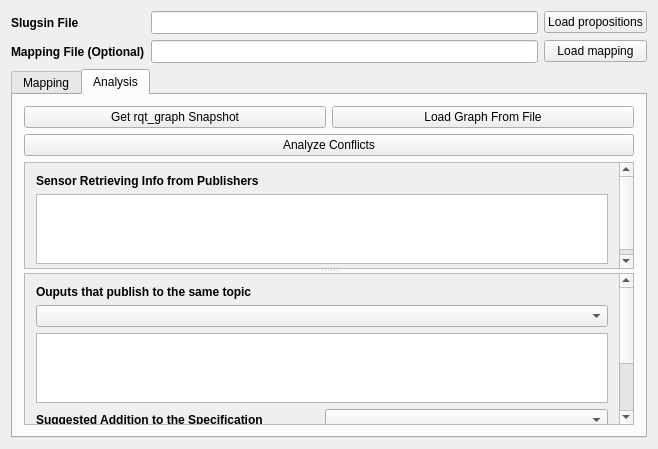
This is rqt_grounding_and_analysis/resource/MappingAndAnalysisPlugin.ui in VerifiableRobotics/LTL_stack as Qt 5 draws it before an edit. The edited form follows.
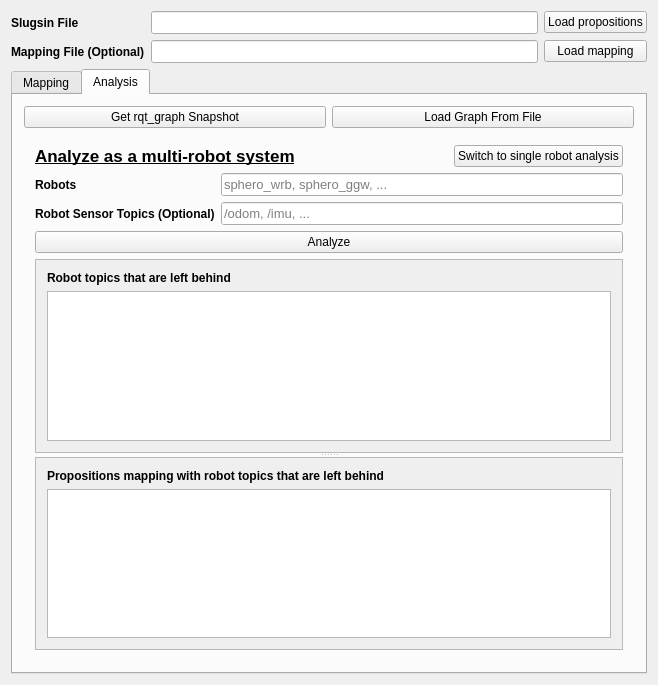
This is the edited form.

Commit message: add gui part for multirobot analysis

```diff
--- a/rqt_grounding_and_analysis/resource/MappingAndAnalysisPlugin.ui
+++ b/rqt_grounding_and_analysis/resource/MappingAndAnalysisPlugin.ui
@@ -7,7 +7,7 @@
     <x>0</x>
     <y>0</y>
     <width>658</width>
-    <height>449</height>
+    <height>685</height>
    </rect>
   </property>
   <property name="sizePolicy">
@@ -397,6 +397,39 @@
         </layout>
        </item>
        <item>
+        <widget class="QStackedWidget" name="stackedWidget_analysis">
+         <property name="currentIndex">
+          <number>1</number>
+         </property>
+         <widget class="QWidget" name="page_single">
+          <layout class="QVBoxLayout" name="verticalLayout_7">
+           <item>
+            <layout class="QHBoxLayout" name="horizontalLayout_4" stretch="3,1">
+             <item>
+              <widget class="QLabel" name="text_single_analysis">
+               <property name="font">
+                <font>
+                 <pointsize>13</pointsize>
+                 <weight>75</weight>
+                 <bold>true</bold>
+                 <underline>true</underline>
+                </font>
+               </property>
+               <property name="text">
+                <string>Analyze as one robot</string>
+               </property>
+              </widget>
+             </item>
+             <item>
+              <widget class="QPushButton" name="pushButton_switch_to_multiple">
+               <property name="text">
+                <string>Switch to homogeneous robots analysis</string>
+               </property>
+              </widget>
+             </item>
+            </layout>
+           </item>
+           <item>
         <widget class="QPushButton" name="pushButton_analyze_conflicts">
          <property name="text">
           <string>Analyze Conflicts</string>
@@ -417,8 +450,8 @@
             <rect>
              <x>0</x>
              <y>0</y>
-             <width>602</width>
-             <height>109</height>
+                 <width>598</width>
+                 <height>122</height>
             </rect>
            </property>
            <property name="minimumSize">
@@ -460,7 +493,7 @@
             <rect>
              <x>0</x>
              <y>0</y>
-             <width>602</width>
+                 <width>584</width>
              <height>245</height>
             </rect>
            </property>
@@ -474,7 +507,7 @@
                </font>
               </property>
               <property name="text">
-               <string>Ouputs that publish to the same topic</string>
+                   <string>Outputs that publish to the same topic</string>
               </property>
              </widget>
             </item>
@@ -513,6 +546,210 @@
             </item>
            </layout>
           </widget>
+             </widget>
+            </widget>
+           </item>
+          </layout>
+         </widget>
+         <widget class="QWidget" name="page_multiple">
+          <layout class="QVBoxLayout" name="verticalLayout_5">
+           <item>
+            <layout class="QHBoxLayout" name="horizontalLayout_5" stretch="3,1">
+             <item>
+              <widget class="QLabel" name="text_multiple_analysis">
+               <property name="font">
+                <font>
+                 <pointsize>13</pointsize>
+                 <weight>75</weight>
+                 <bold>true</bold>
+                 <underline>true</underline>
+                </font>
+               </property>
+               <property name="text">
+                <string>Analyze as a multi-robot system</string>
+               </property>
+              </widget>
+             </item>
+             <item>
+              <widget class="QPushButton" name="pushButton_switch_to_single">
+               <property name="text">
+                <string>Switch to single robot analysis</string>
+               </property>
+              </widget>
+             </item>
+            </layout>
+           </item>
+           <item>
+            <layout class="QGridLayout" name="gridLayout">
+             <item row="1" column="0">
+              <widget class="QLabel" name="text_robot_sensor_topics">
+               <property name="baseSize">
+                <size>
+                 <width>0</width>
+                 <height>0</height>
+                </size>
+               </property>
+               <property name="font">
+                <font>
+                 <weight>75</weight>
+                 <bold>true</bold>
+                </font>
+               </property>
+               <property name="text">
+                <string>Robot Sensor Topics (Optional)</string>
+               </property>
+              </widget>
+             </item>
+             <item row="1" column="1">
+              <widget class="QLineEdit" name="lineEdit_robot_sensor_topics">
+               <property name="font">
+                <font>
+                 <pointsize>10</pointsize>
+                </font>
+               </property>
+               <property name="inputMask">
+                <string extracomment="These topics will be ignored in the analysis"/>
+               </property>
+               <property name="text">
+                <string/>
+               </property>
+               <property name="placeholderText">
+                <string>/odom, /imu, ...</string>
+               </property>
+              </widget>
+             </item>
+             <item row="0" column="0">
+              <widget class="QLabel" name="text_robots">
+               <property name="baseSize">
+                <size>
+                 <width>0</width>
+                 <height>0</height>
+                </size>
+               </property>
+               <property name="font">
+                <font>
+                 <weight>75</weight>
+                 <bold>true</bold>
+                </font>
+               </property>
+               <property name="text">
+                <string>Robots</string>
+               </property>
+              </widget>
+             </item>
+             <item row="0" column="1">
+              <widget class="QLineEdit" name="lineEdit_robots">
+               <property name="font">
+                <font>
+                 <pointsize>10</pointsize>
+                </font>
+               </property>
+               <property name="inputMask">
+                <string extracomment="List of robot names involved"/>
+               </property>
+               <property name="text">
+                <string/>
+               </property>
+               <property name="placeholderText">
+                <string>sphero_wrb, sphero_ggw, ...</string>
+               </property>
+              </widget>
+             </item>
+            </layout>
+           </item>
+           <item>
+            <widget class="QPushButton" name="pushButton_analyz_multiple">
+             <property name="text">
+              <string>Analyze</string>
+             </property>
+            </widget>
+           </item>
+           <item>
+            <widget class="QSplitter" name="splitter_2">
+             <property name="orientation">
+              <enum>Qt::Vertical</enum>
+             </property>
+             <widget class="QScrollArea" name="scrollArea_5">
+              <property name="widgetResizable">
+               <bool>true</bool>
+              </property>
+              <widget class="QWidget" name="scrollAreaWidgetContents_props_left_behind">
+               <property name="geometry">
+                <rect>
+                 <x>0</x>
+                 <y>0</y>
+                 <width>598</width>
+                 <height>188</height>
+                </rect>
+               </property>
+               <layout class="QVBoxLayout" name="verticalLayout_3">
+                <item>
+                 <widget class="QLabel" name="text_topics_left_behind">
+                  <property name="baseSize">
+                   <size>
+                    <width>0</width>
+                    <height>0</height>
+                   </size>
+                  </property>
+                  <property name="font">
+                   <font>
+                    <weight>75</weight>
+                    <bold>true</bold>
+                   </font>
+                  </property>
+                  <property name="text">
+                   <string>Robot topics that are left behind</string>
+                  </property>
+                 </widget>
+                </item>
+                <item>
+                 <widget class="QTableView" name="tableView_topics_left_behind"/>
+                </item>
+               </layout>
+              </widget>
+             </widget>
+             <widget class="QScrollArea" name="scrollArea_4">
+              <property name="widgetResizable">
+               <bool>true</bool>
+              </property>
+              <widget class="QWidget" name="scrollAreaWidgetContents_topics_left_behind">
+               <property name="geometry">
+                <rect>
+                 <x>0</x>
+                 <y>0</y>
+                 <width>598</width>
+                 <height>187</height>
+                </rect>
+               </property>
+               <layout class="QVBoxLayout" name="verticalLayout_4">
+                <item>
+                 <widget class="QLabel" name="text_props_left_behind">
+                  <property name="baseSize">
+                   <size>
+                    <width>0</width>
+                    <height>0</height>
+                   </size>
+                  </property>
+                  <property name="font">
+                   <font>
+                    <weight>75</weight>
+                    <bold>true</bold>
+                   </font>
+                  </property>
+                  <property name="text">
+                   <string>Propositions mapping with robot topics that are left behind</string>
+                  </property>
+                 </widget>
+                </item>
+                <item>
+                 <widget class="QTableView" name="tableView_props_left_behind"/>
+                </item>
+               </layout>
+              </widget>
+             </widget>
+            </widget>
+           </item>
+          </layout>
          </widget>
         </widget>
        </item>
```
Left out of the diff: 39 changed lines with no effect on the pictures. Lines whose indentation alone changed are shown as unchanged. The commit also changes 4 other files.
